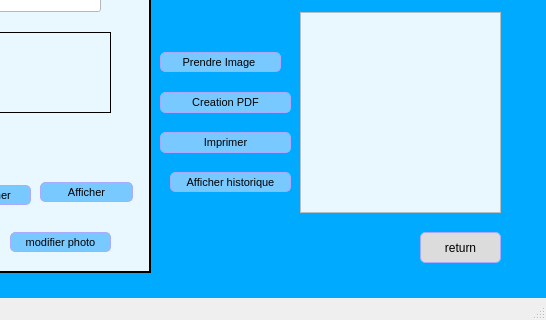
First picture: the form in mainwindow.ui, repository arijhajji-1/E-Health_2A2, before the edit; both pictures show x 254 to 800 and y 280 to 600 of the 800 by 600 pixel window.
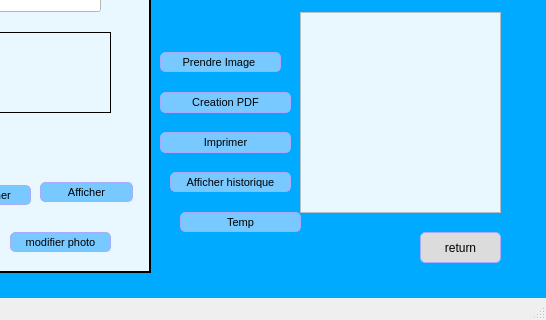
Second picture: the form after the edit. The open tabs and pages were chosen to show the change. Icons and pictures are not drawn.

```diff
--- a/mainwindow.ui
+++ b/mainwindow.ui
@@ -8507,6 +8507,45 @@
              <string>Prendre Image </string>
             </property>
            </widget>
+           <widget class="QPushButton" name="pushButton_112">
+            <property name="geometry">
+             <rect>
+              <x>640</x>
+              <y>550</y>
+              <width>121</width>
+              <height>20</height>
+             </rect>
+            </property>
+            <property name="font">
+             <font>
+              <family>MS Shell Dlg 2</family>
+              <pointsize>8</pointsize>
+              <weight>50</weight>
+              <italic>false</italic>
+              <bold>false</bold>
+             </font>
+            </property>
+            <property name="styleSheet">
+             <string notr="true">QPushButton:checked {
+    background-color: qlineargradient(spread:pad, x1:0, y1:0, x2:0, y2:1,   stop:0 rgb(120, 201, 255), stop:1 rgb(120, 0, 255))
+}
+
+QPushButton:hover {
+
+	background-color: rgb(170, 255, 255);
+}
+QPushButton {
+     background-color: rgb(120, 201, 255); border: 1px solid black;
+	border-color: rgb(170, 170, 255);
+     border-radius: 5px;
+	font: 8pt &quot;MS Shell Dlg 2&quot;;
+
+}</string>
+            </property>
+            <property name="text">
+             <string>Temp</string>
+            </property>
+           </widget>
           </widget>
          </widget>
         </widget>
```
